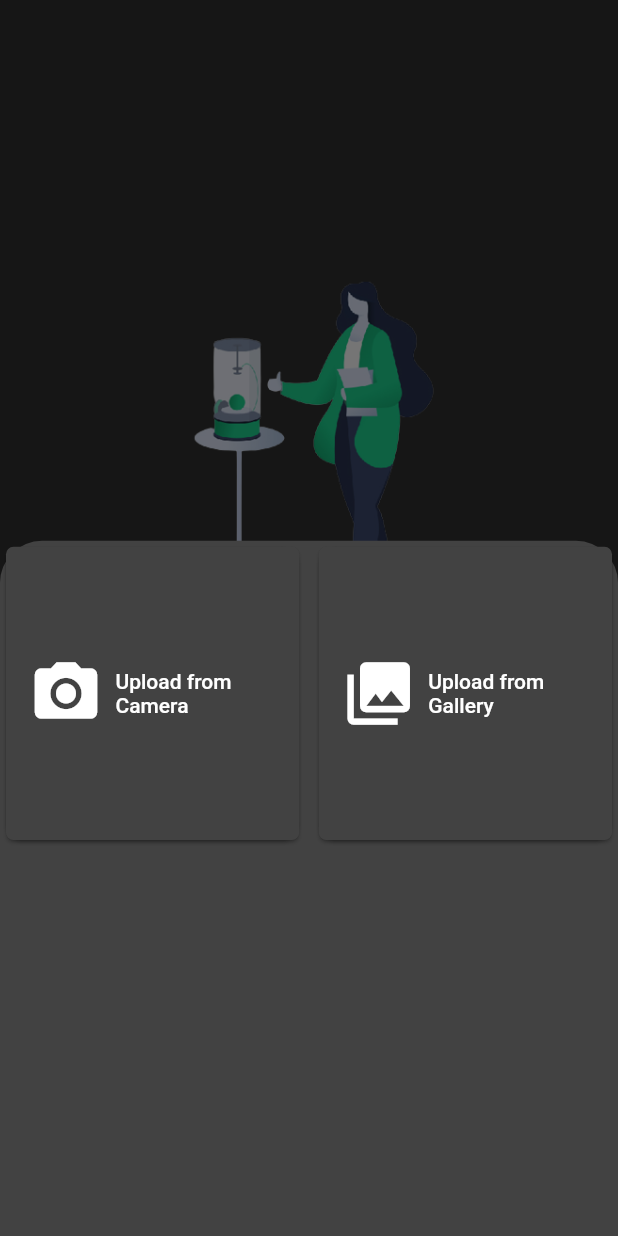
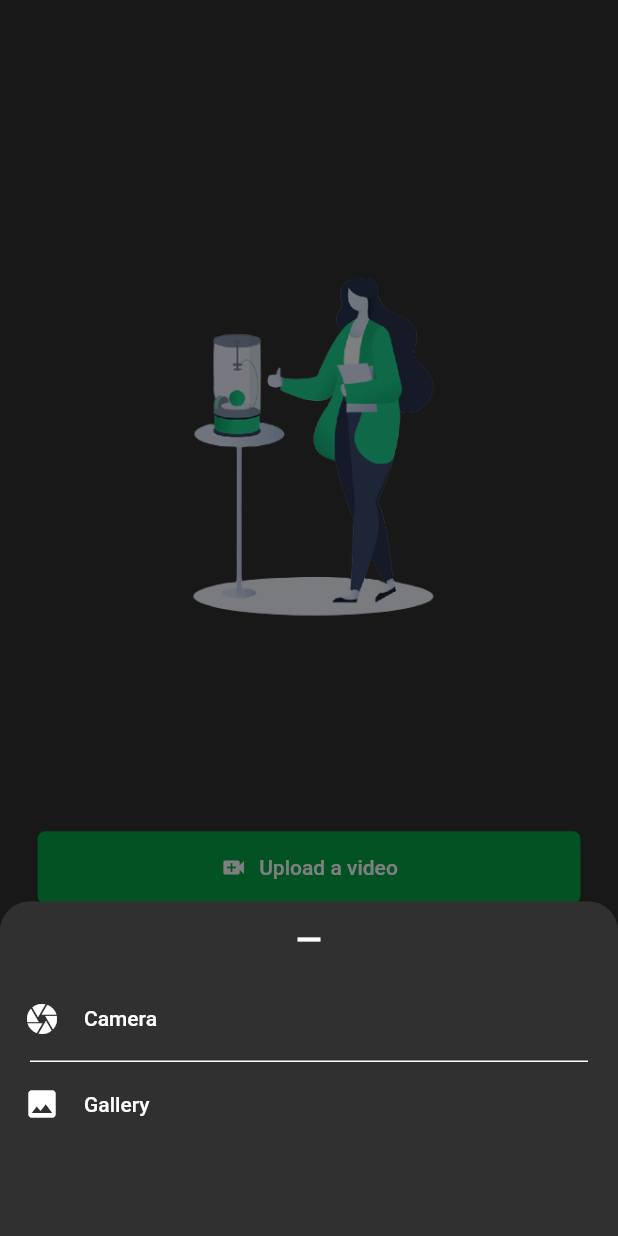
Before and after one commit to Bhavukarora03/unscroll, a Flutter app: the NavigationScreen screen opened directly, item 3 of the bottom bar chosen, after a tap on "Upload a video", on a phone screen of 412 x 824 dp. Run offline on Flutter 3.47's test engine with Material 2 defaults, Android fonts, the phone set to English and light mode, and no system bars; drawn by our look-alikes of salomon_bottom_bar; our stand-ins replace cached_network_image, cloud_firestore, firebase_auth, firebase_core, firebase_storage, get and 5 more; missing offline and left inert: file_saver, video_compress; accounts and stored records are empty.

Commit message:
Minor changes 2.5.9

```diff
--- /dev/null
+++ b/lib/controllers/profile_controller.dart
@@ -0,0 +1,11 @@
+import 'package:get/get.dart';
+
+class ProfileController extends GetxController{
+
+  final Rx<Map<String, dynamic>> _user = Rx<Map<String, dynamic>>({});
+  Map<String, dynamic> get user => _user.value;
+
+
+
+
+}
--- a/lib/controllers/upload_video_controller.dart
+++ b/lib/controllers/upload_video_controller.dart
@@ -1,7 +1,6 @@
-import 'dart:ffi';
+
 import 'dart:io';
 import 'dart:typed_data';
-
 import 'package:cloud_firestore/cloud_firestore.dart';
 import 'package:file_saver/file_saver.dart';
 import 'package:firebase_storage/firebase_storage.dart';
@@ -9,7 +8,7 @@ import 'package:get/get.dart';
 import 'package:unscroll/constants.dart';
 import 'package:unscroll/models/video_model.dart';
 import 'package:video_compress/video_compress.dart';
-import 'package:image_picker/image_picker.dart';
+
 
 class UploadVideoController extends GetxController {
   ///compress video and return the compressed video
--- a/lib/controllers/video_controller.dart
+++ b/lib/controllers/video_controller.dart
@@ -1,4 +1,4 @@
-import 'dart:io';
+
 
 import 'package:cloud_firestore/cloud_firestore.dart';
 import 'package:get/get.dart';
--- a/lib/views/pages/search_page.dart
+++ b/lib/views/pages/search_page.dart
@@ -22,6 +22,9 @@ class SearchPage extends StatelessWidget {
               hintText: 'Search',
               suffixIcon: Icon(Icons.search),
             ),
+            onChanged: (value) {
+              searchController.searchProfiles(value);
+            },
             onSubmitted: (value) {
               searchController.searchProfiles(value);
             },
@@ -31,6 +34,7 @@ class SearchPage extends StatelessWidget {
           padding: EdgeInsets.only(
               top: MediaQuery.of(context).viewInsets.top, left: 20, right: 20),
           child: Column(
+            mainAxisAlignment: MainAxisAlignment.center,
             children: [
               searchController.searchUsers.isEmpty
                   ? const Align(
--- a/lib/views/pages/upload_page.dart
+++ b/lib/views/pages/upload_page.dart
@@ -1,11 +1,11 @@
 import 'dart:io';
-
 import 'package:flutter/material.dart';
 import 'package:get/get.dart';
 import 'package:image_picker/image_picker.dart';
 import 'package:modal_bottom_sheet/modal_bottom_sheet.dart';
+import 'package:unscroll/constants.dart';
 import 'package:unscroll/views/screens/screens.dart';
-import 'package:unscroll/views/widgets/user_profileimg.dart';
+
 
 class UploadPage extends StatelessWidget {
   const UploadPage({Key? key}) : super(key: key);
@@ -17,6 +17,9 @@ class UploadPage extends StatelessWidget {
             videoFile: File(vid.path),
             videoPath: vid.path,
           ));
+    }
+    else{
+      Get.snackbar("Error", "No Video Selected");
     }
   }
 
@@ -33,37 +36,41 @@ class UploadPage extends StatelessWidget {
           ElevatedButton.icon(
               style: ElevatedButton.styleFrom(
                   backgroundColor: const Color(0xff04A547)),
-              onPressed: () => showModalBottomSheet(
+              onPressed: () => showCupertinoModalBottomSheet(
+                topRadius: const Radius.circular(20),
+                    barrierColor: Colors.black.withOpacity(0.5),
                     context: context,
-                    builder: (context) => GridView(
-                      gridDelegate:
-                          const SliverGridDelegateWithFixedCrossAxisCount(
-                              crossAxisCount: 2, crossAxisSpacing: 5),
-                      children: [
-                        Card(
-                          child: ElevatedButton.icon(
-                            onPressed: () =>
-                                uploadVideo(ImageSource.camera, context),
-                            icon: const Icon(
-                              Icons.camera_alt,
-                              size: 50,
-                            ),
-                            label: Text("Upload from Camera"),
+                    builder: (context) => Material(
+                      child: Column(
+                        crossAxisAlignment: CrossAxisAlignment.stretch,
+                        mainAxisSize: MainAxisSize.min,
+
+                        children: [
+                          Icon(Icons.minimize, size: 30,),
+                          height20,
+                          ListTile(
+                            leading: const Icon(Icons.camera),
+                            title: const Text("Camera"),
+                            onTap: () => uploadVideo(ImageSource.camera, context),
                           ),
-                        ),
-                        Card(
-                          child: ElevatedButton.icon(
-                            onPressed: () =>
-                                uploadVideo(ImageSource.gallery, context),
-                            icon: const Icon(
-                              Icons.photo_library,
-                              size: 50,
-                            ),
-                            label: Text("Upload from Gallery"),
+                        const  Divider(
+                            height: 1,
+                            thickness: 1,
+                            indent: 20,
+                            endIndent: 20,
                           ),
-                        ),
-                      ],
-                    ),
+                          ListTile(
+                            leading: const Icon(Icons.image),
+                            title: const Text("Gallery"),
+                            onTap: () => uploadVideo(ImageSource.gallery, context),
+                          ),
+                          height60,
+
+
+
+                        ],
+                      ),
+                    )
                   ),
               icon: const Icon(Icons.video_call),
               label: const Text("Upload a video"))
--- a/lib/views/screens/navigation_screen.dart
+++ b/lib/views/screens/navigation_screen.dart
@@ -77,7 +77,9 @@ class _NavigationScreenState extends State<NavigationScreen> {
   }
 
   Widget _bottomNavigationBar() {
-    return SalomonBottomBar(
+    return Padding(
+      padding: const EdgeInsets.only(bottom: 8.0),
+      child: SalomonBottomBar(
         currentIndex: _currentIndex.value,
         onTap: (i) => setState(() => _onNavItemsSelected(i)),
         items: [
@@ -116,6 +118,7 @@ class _NavigationScreenState extends State<NavigationScreen> {
             selectedColor: Colors.teal,
           ),
         ],
+      ),
     );
   }
 }
```
Also changed, not shown: 3 other files. Lines whose indentation alone changed are shown as unchanged.
